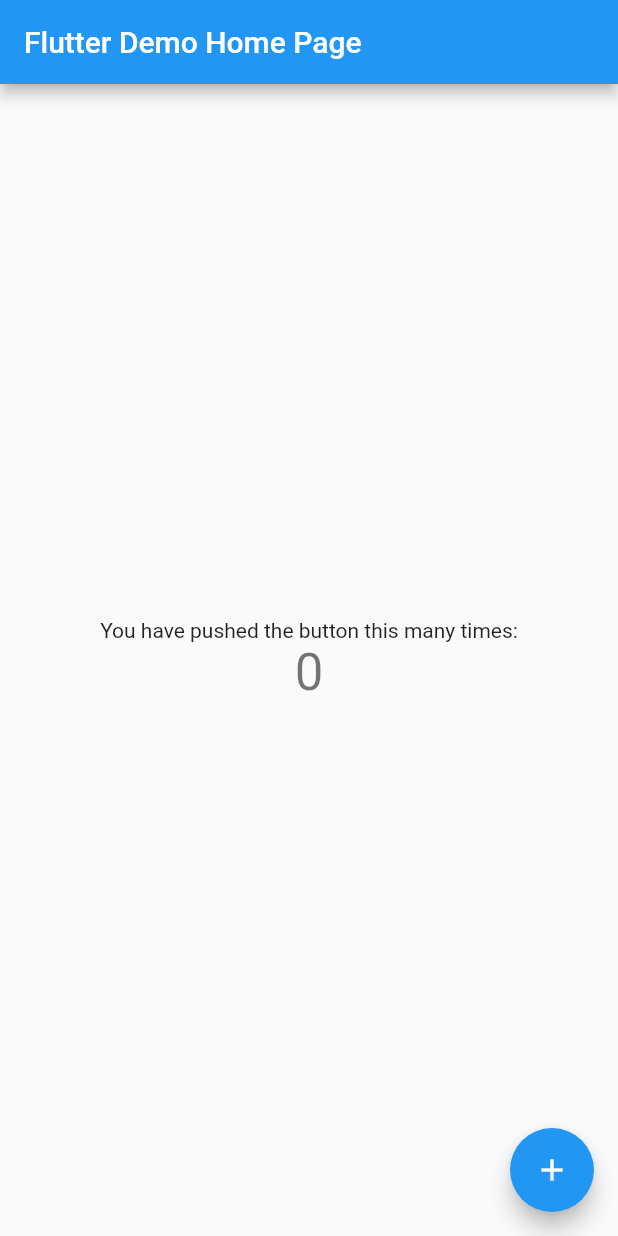
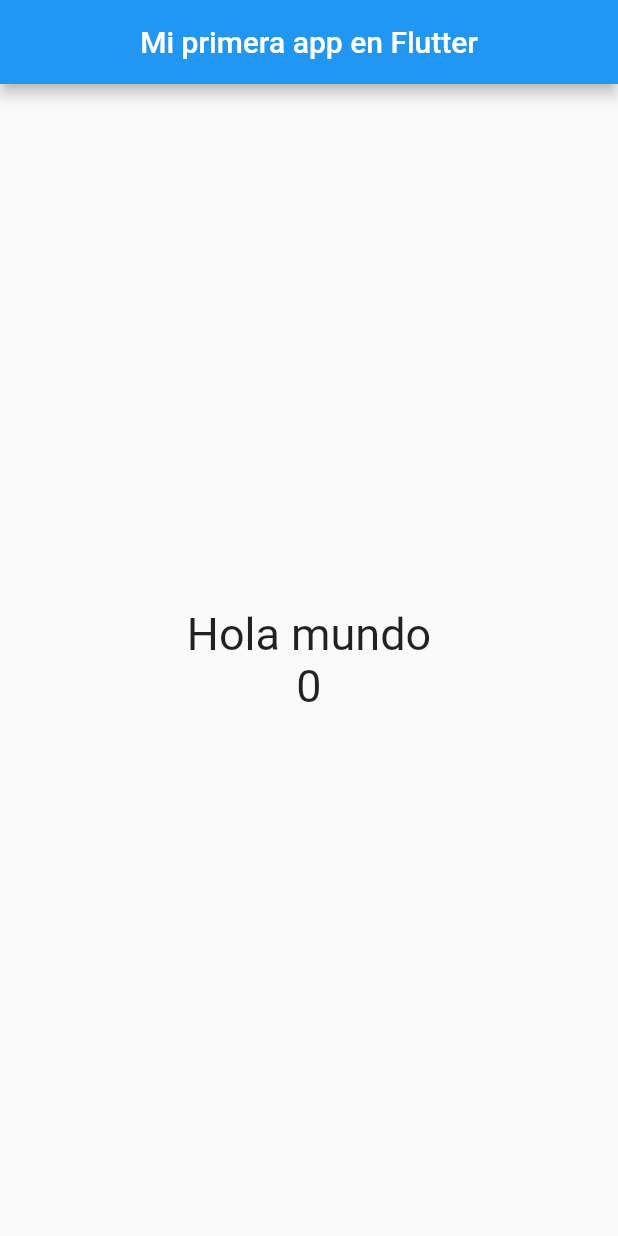
Before and after one commit to luis-ayestaran/flutter_basics, a Flutter app: the screen it shows after launch, on a phone screen of 412 x 824 dp. Run offline on Flutter 3.47's test engine with Material 2 defaults, Android fonts, the phone set to English and light mode, and no system bars.

Commit message:
Se crea y modulariza el punto de entrada de main.dart
- Se crea aplicación en estilo Material dentro de src/app.dart

- Se crea la primera vista de la aplicación dentro de pages/home_page.dart

```diff
--- a/lib/main.dart
+++ b/lib/main.dart
@@ -1,115 +1,5 @@
 import 'package:flutter/material.dart';
 
-void main() {
-  runApp(const MyApp());
-}
+import 'package:flutter_basics/src/app.dart';
 
-class MyApp extends StatelessWidget {
-  const MyApp({Key? key}) : super(key: key);
-
-  // This widget is the root of your application.
-  @override
-  Widget build(BuildContext context) {
-    return MaterialApp(
-      title: 'Flutter Demo',
-      theme: ThemeData(
-        // This is the theme of your application.
-        //
-        // Try running your application with "flutter run". You'll see the
-        // application has a blue toolbar. Then, without quitting the app, try
-        // changing the primarySwatch below to Colors.green and then invoke
-        // "hot reload" (press "r" in the console where you ran "flutter run",
-        // or simply save your changes to "hot reload" in a Flutter IDE).
-        // Notice that the counter didn't reset back to zero; the application
-        // is not restarted.
-        primarySwatch: Colors.blue,
-      ),
-      home: const MyHomePage(title: 'Flutter Demo Home Page'),
-    );
-  }
-}
-
-class MyHomePage extends StatefulWidget {
-  const MyHomePage({Key? key, required this.title}) : super(key: key);
-
-  // This widget is the home page of your application. It is stateful, meaning
-  // that it has a State object (defined below) that contains fields that affect
-  // how it looks.
-
-  // This class is the configuration for the state. It holds the values (in this
-  // case the title) provided by the parent (in this case the App widget) and
-  // used by the build method of the State. Fields in a Widget subclass are
-  // always marked "final".
-
-  final String title;
-
-  @override
-  State<MyHomePage> createState() => _MyHomePageState();
-}
-
-class _MyHomePageState extends State<MyHomePage> {
-  int _counter = 0;
-
-  void _incrementCounter() {
-    setState(() {
-      // This call to setState tells the Flutter framework that something has
-      // changed in this State, which causes it to rerun the build method below
-      // so that the display can reflect the updated values. If we changed
-      // _counter without calling setState(), then the build method would not be
-      // called again, and so nothing would appear to happen.
-      _counter++;
-    });
-  }
-
-  @override
-  Widget build(BuildContext context) {
-    // This method is rerun every time setState is called, for instance as done
-    // by the _incrementCounter method above.
-    //
-    // The Flutter framework has been optimized to make rerunning build methods
-    // fast, so that you can just rebuild anything that needs updating rather
-    // than having to individually change instances of widgets.
-    return Scaffold(
-      appBar: AppBar(
-        // Here we take the value from the MyHomePage object that was created by
-        // the App.build method, and use it to set our appbar title.
-        title: Text(widget.title),
-      ),
-      body: Center(
-        // Center is a layout widget. It takes a single child and positions it
-        // in the middle of the parent.
-        child: Column(
-          // Column is also a layout widget. It takes a list of children and
-          // arranges them vertically. By default, it sizes itself to fit its
-          // children horizontally, and tries to be as tall as its parent.
-          //
-          // Invoke "debug painting" (press "p" in the console, choose the
-          // "Toggle Debug Paint" action from the Flutter Inspector in Android
-          // Studio, or the "Toggle Debug Paint" command in Visual Studio Code)
-          // to see the wireframe for each widget.
-          //
-          // Column has various properties to control how it sizes itself and
-          // how it positions its children. Here we use mainAxisAlignment to
-          // center the children vertically; the main axis here is the vertical
-          // axis because Columns are vertical (the cross axis would be
-          // horizontal).
-          mainAxisAlignment: MainAxisAlignment.center,
-          children: <Widget>[
-            const Text(
-              'You have pushed the button this many times:',
-            ),
-            Text(
-              '$_counter',
-              style: Theme.of(context).textTheme.headline4,
-            ),
-          ],
-        ),
-      ),
-      floatingActionButton: FloatingActionButton(
-        onPressed: _incrementCounter,
-        tooltip: 'Increment',
-        child: const Icon(Icons.add),
-      ), // This trailing comma makes auto-formatting nicer for build methods.
-    );
-  }
-}
+void main() => runApp( ZindeyApp() );
--- /dev/null
+++ b/lib/pages/home_page.dart
@@ -0,0 +1,27 @@
+import 'package:flutter/material.dart';
+
+class HomePage extends StatelessWidget {
+
+  final TextStyle textStyle = TextStyle(fontSize: 30);
+  final int _contador = 0;
+
+  @override
+  Widget build(BuildContext context) {
+    return Scaffold(
+      appBar: AppBar(
+        title: Text('Mi primera app en Flutter'),
+        centerTitle: true,
+      ),
+      body: Center(
+        child: Column(
+          mainAxisAlignment: MainAxisAlignment.center,
+          children: <Widget>[
+            Text('Hola mundo', style: textStyle),
+            Text('$_contador', style: textStyle),
+          ],
+        ),
+      ),
+    );
+  }
+
+}
--- /dev/null
+++ b/lib/src/app.dart
@@ -0,0 +1,15 @@
+import 'package:flutter/material.dart';
+
+import 'package:flutter_basics/pages/home_page.dart';
+
+class ZindeyApp extends StatelessWidget {
+
+  @override
+  Widget build( BuildContext context ) {
+    return MaterialApp(
+      home: HomePage(),
+      debugShowCheckedModeBanner: false,
+    );
+  }
+
+}
```
Also changed, not shown: 28 other files.
